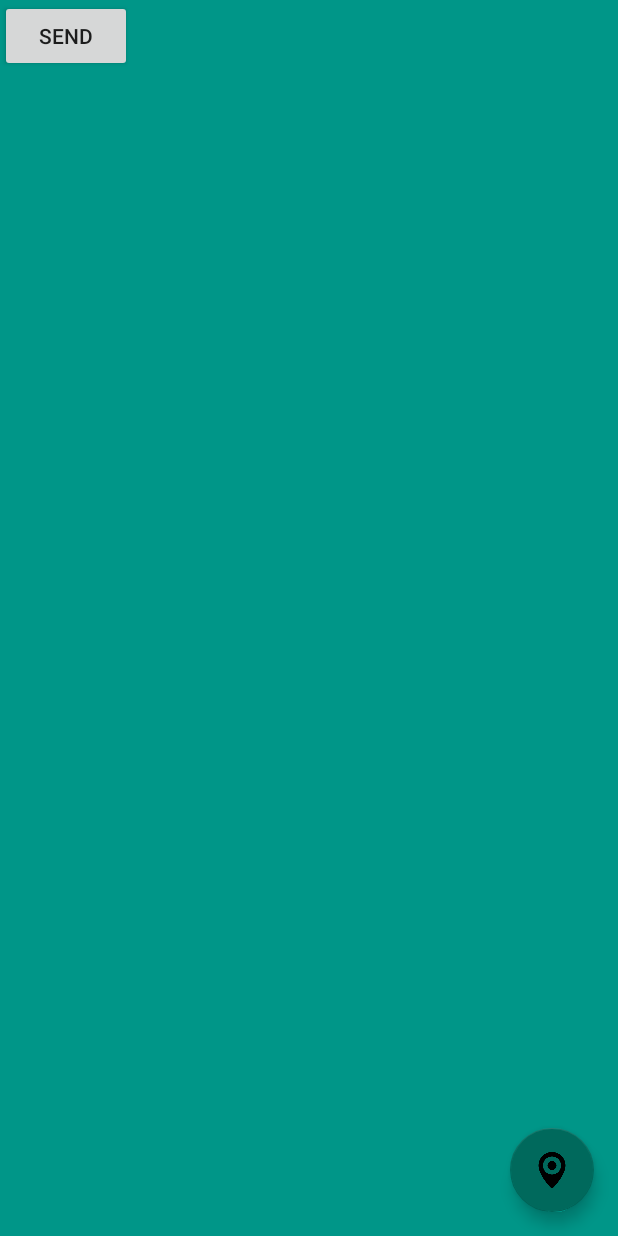
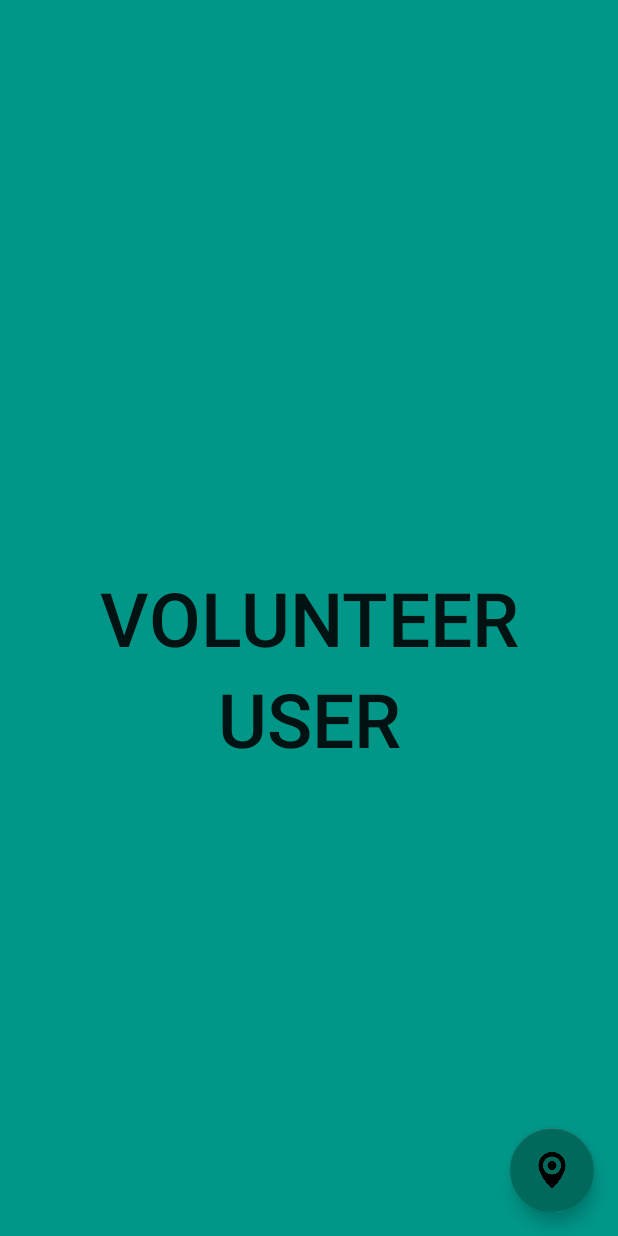
Before and after one commit to dianageo93/commhelp, an Android app: the screen it shows after launch (MainActivity), on a phone screen of 412 x 824 dp. Run offline under Robolectric (Android 15) with nearby library versions, the light colour scheme and no system bars.

Commit message:
Lame two-button layout :/

```diff
--- a/CommunityHelp/app/src/main/java/com/communityhelp/MainActivity.java
+++ b/CommunityHelp/app/src/main/java/com/communityhelp/MainActivity.java
@@ -44,6 +44,10 @@ public class MainActivity extends AppCompatActivity {
 //        gcmListener.s
     }
 
+    public void registerNewVolunteer() {
+
+    }
+
     @Override
     public boolean onCreateOptionsMenu(Menu menu) {
         // Inflate the menu; this adds items to the action bar if it is present.
--- a/CommunityHelp/app/src/main/res/layout/activity_main.xml
+++ b/CommunityHelp/app/src/main/res/layout/activity_main.xml
@@ -8,12 +8,34 @@
     android:background="@color/colorPrimary"
     tools:context="com.communityhelp.MainActivity">
 
-    <Button xmlns:android="http://schemas.android.com/apk/res/android"
-        android:id="@+id/button_send"
-        android:layout_width="wrap_content"
-        android:layout_height="wrap_content"
-        android:text="send"
-        android:onClick="startService" />
+    <RelativeLayout android:id="@+id/RelativeLayout01"
+        android:layout_width="fill_parent"
+        android:layout_height="fill_parent"
+        xmlns:android="http://schemas.android.com/apk/res/android">
+
+        <Button xmlns:android="http://schemas.android.com/apk/res/android"
+            android:id="@+id/button_volunteer"
+            android:layout_width="fill_parent"
+            android:layout_weight="1"
+            android:textSize="50sp"
+            android:layout_height="wrap_content"
+            android:layout_centerInParent="true"
+            android:background="@android:color/transparent"
+            android:text="@string/register_volunteer"
+            android:onClick="registerNewVolunteer" />
+
+        <Button xmlns:android="http://schemas.android.com/apk/res/android"
+            android:id="@+id/button_user"
+            android:layout_width="fill_parent"
+            android:layout_weight="1"
+            android:textSize="50sp"
+            android:layout_height="wrap_content"
+            android:layout_centerInParent="true"
+            android:background="@android:color/transparent"
+            android:text="@string/register_user"
+            android:layout_below = "@id/button_volunteer" />
+
+    </RelativeLayout>
 
     <android.support.design.widget.FloatingActionButton
         android:id="@+id/fab"
--- a/CommunityHelp/app/src/main/res/values/strings.xml
+++ b/CommunityHelp/app/src/main/res/values/strings.xml
@@ -1,4 +1,6 @@
 <resources>
     <string name="app_name">Community Help</string>
     <string name="action_settings">Settings</string>
+    <string name="register_volunteer">Volunteer</string>
+    <string name="register_user">User</string>
 </resources>
```
Also changed, not shown: CommunityHelp/app/gradle/wrapper/gradle-wrapper.properties (added), 4 other files.
